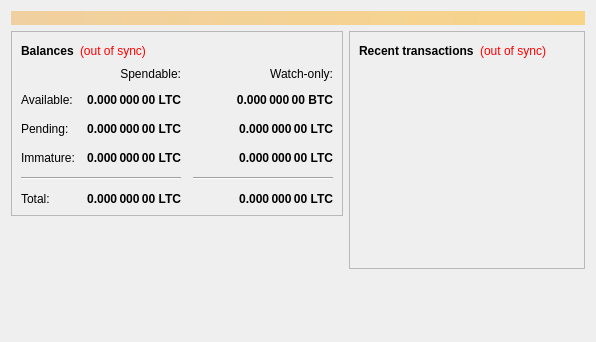
olker0/BBQCoin, file src/qt/forms/overviewpage.ui: the form before one commit.
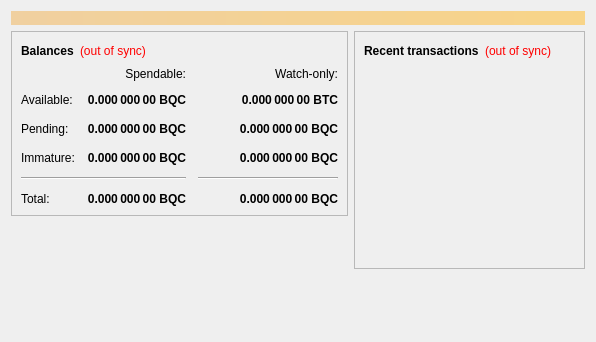
The form after the commit.

Diff of the .ui file:
```diff
--- a/src/qt/forms/overviewpage.ui
+++ b/src/qt/forms/overviewpage.ui
@@ -112,7 +112,7 @@
                <string>Unconfirmed transactions to watch-only addresses</string>
               </property>
               <property name="text">
-               <string notr="true">0.000 000 00 LTC</string>
+               <string notr="true">0.000 000 00 BQC</string>
               </property>
               <property name="alignment">
                <set>Qt::AlignRight|Qt::AlignTrailing|Qt::AlignVCenter</set>
@@ -137,7 +137,7 @@
                <string>Total of transactions that have yet to be confirmed, and do not yet count toward the spendable balance</string>
               </property>
               <property name="text">
-               <string notr="true">0.000 000 00 LTC</string>
+               <string notr="true">0.000 000 00 BQC</string>
               </property>
               <property name="alignment">
                <set>Qt::AlignRight|Qt::AlignTrailing|Qt::AlignVCenter</set>
@@ -162,7 +162,7 @@
                <string>Mined balance in watch-only addresses that has not yet matured</string>
               </property>
               <property name="text">
-               <string notr="true">0.000 000 00 LTC</string>
+               <string notr="true">0.000 000 00 BQC</string>
               </property>
               <property name="alignment">
                <set>Qt::AlignRight|Qt::AlignTrailing|Qt::AlignVCenter</set>
@@ -220,7 +220,7 @@
                <string>Mined balance that has not yet matured</string>
               </property>
               <property name="text">
-               <string notr="true">0.000 000 00 LTC</string>
+               <string notr="true">0.000 000 00 BQC</string>
               </property>
               <property name="alignment">
                <set>Qt::AlignRight|Qt::AlignTrailing|Qt::AlignVCenter</set>
@@ -265,7 +265,7 @@
                <string>Your current total balance</string>
               </property>
               <property name="text">
-               <string notr="true">0.000 000 00 LTC</string>
+               <string notr="true">0.000 000 00 BQC</string>
               </property>
               <property name="alignment">
                <set>Qt::AlignRight|Qt::AlignTrailing|Qt::AlignVCenter</set>
@@ -290,7 +290,7 @@
                <string>Current total balance in watch-only addresses</string>
               </property>
               <property name="text">
-               <string notr="true">0.000 000 00 LTC</string>
+               <string notr="true">0.000 000 00 BQC</string>
               </property>
               <property name="alignment">
                <set>Qt::AlignRight|Qt::AlignTrailing|Qt::AlignVCenter</set>
@@ -332,7 +332,7 @@
                <string>Your current spendable balance</string>
               </property>
               <property name="text">
-               <string notr="true">0.000 000 00 LTC</string>
+               <string notr="true">0.000 000 00 BQC</string>
               </property>
               <property name="alignment">
                <set>Qt::AlignRight|Qt::AlignTrailing|Qt::AlignVCenter</set>
```
